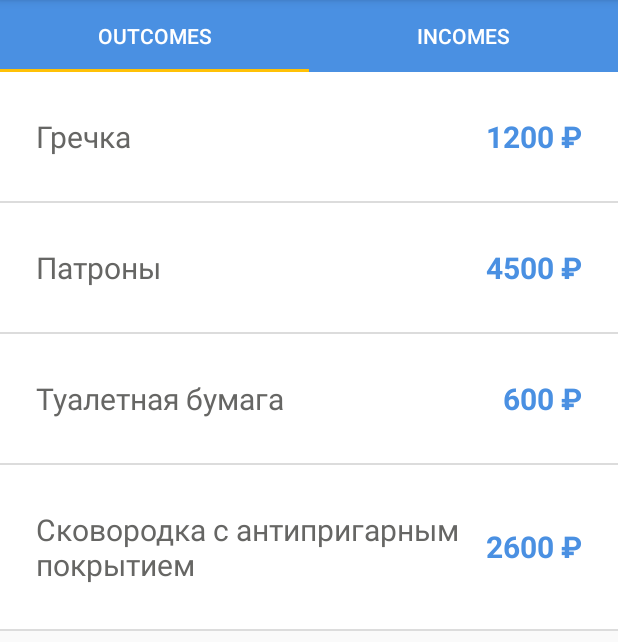
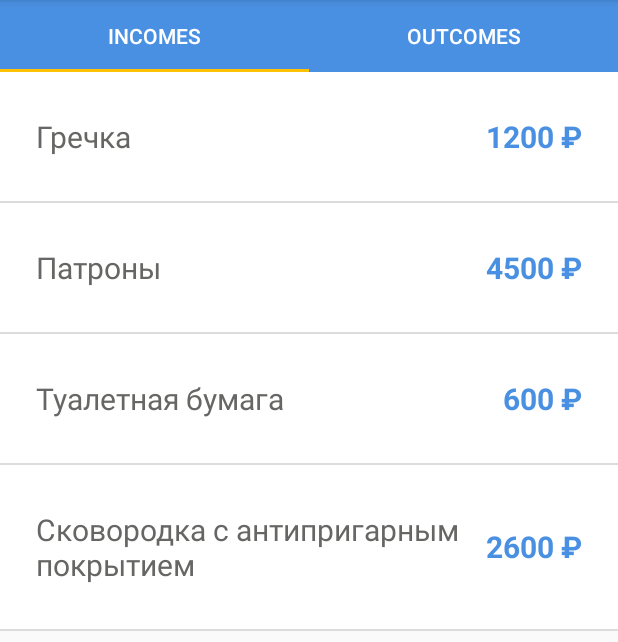
Before and after one commit to temofeyk/LoftMoney, an Android app: the screen it shows after launch (MainActivity), on a phone screen of 412 x 824 dp, the part 84-726 px from its top. Run offline under Robolectric (Android 15) with nearby library versions, the phone set to English and light mode, and no system bars.

```diff
--- a/app/build.gradle
+++ b/app/build.gradle
@@ -34,7 +34,7 @@ dependencies {
     implementation 'androidx.appcompat:appcompat:1.1.0'
     // material
     implementation 'com.google.android.material:material:1.1.0'
-    implementation 'androidx.constraintlayout:constraintlayout:1.1.3'
+
     implementation 'androidx.legacy:legacy-support-v4:1.0.0'
     testImplementation 'junit:junit:4.12'
     androidTestImplementation 'androidx.test.ext:junit:1.1.1'
--- a/app/src/main/java/com/temofey/k/android/loftmoney/activities/main/BudgetFragment.java
+++ b/app/src/main/java/com/temofey/k/android/loftmoney/activities/main/BudgetFragment.java
@@ -1,6 +1,5 @@
 package com.temofey.k.android.loftmoney.activities.main;
 
-import android.annotation.SuppressLint;
 import android.app.Activity;
 import android.content.Intent;
 import android.os.Bundle;
@@ -38,7 +37,7 @@ public class BudgetFragment extends Fragment {
     @Override
     public View onCreateView(@NonNull LayoutInflater inflater, @Nullable ViewGroup container, @Nullable Bundle savedInstanceState) {
 
-        @SuppressLint("InflateParams") View view = inflater.inflate(R.layout.fragment_budget, null);
+        View view = inflater.inflate(R.layout.fragment_budget, container);
 
         FloatingActionButton fabAddItem = view.findViewById(R.id.fabBudgetAddItem);
         fabAddItem.setOnClickListener(v -> startActivityForResult(new Intent(getActivity(), AddItemActivity.class), REQUEST_CODE));
@@ -51,12 +50,12 @@ public class BudgetFragment extends Fragment {
 
         adapter = new ItemsAdapter(position);
         List<Item> itemsList = new ArrayList<>();
-        if (position == MainActivity.BudgetPagerAdapter.PAGE_OUTCOMES) {
+        if (position == MainActivity.BudgetPagerStateAdapter.PAGE_OUTCOMES) {
             itemsList.add(new Item("Гречка", 1200, Item.getNewId()));
             itemsList.add(new Item("Патроны", 4500, Item.getNewId()));
             itemsList.add(new Item("Туалетная бумага", 600, Item.getNewId()));
             itemsList.add(new Item("Сковородка с антипригарным покрытием", 2600, Item.getNewId()));
-        } else if (position == MainActivity.BudgetPagerAdapter.PAGE_INCOMES) {
+        } else if (position == MainActivity.BudgetPagerStateAdapter.PAGE_INCOMES) {
             itemsList.add(new Item("Долг за алюминий", 15000, Item.getNewId()));
             itemsList.add(new Item("Аванс", 30000, Item.getNewId()));
         }
--- a/app/src/main/java/com/temofey/k/android/loftmoney/activities/main/ItemsAdapter.java
+++ b/app/src/main/java/com/temofey/k/android/loftmoney/activities/main/ItemsAdapter.java
@@ -28,7 +28,7 @@ public class ItemsAdapter extends RecyclerView.Adapter<ItemsAdapter.ItemViewHold
     @Override
     public ItemViewHolder onCreateViewHolder(@NonNull ViewGroup parent, int viewType) {
         View itemView = View.inflate(parent.getContext(), R.layout.item_view, null);
-        if (position == MainActivity.BudgetPagerAdapter.PAGE_INCOMES) {
+        if (position == MainActivity.BudgetPagerStateAdapter.PAGE_INCOMES) {
             TextView textView = itemView.findViewById(R.id.txtItemPrice);
             textView.setTextColor(ContextCompat.getColor(itemView.getContext(), R.color.apple_green));
         }
--- a/app/src/main/java/com/temofey/k/android/loftmoney/activities/main/MainActivity.java
+++ b/app/src/main/java/com/temofey/k/android/loftmoney/activities/main/MainActivity.java
@@ -5,14 +5,13 @@ import android.os.Bundle;
 import androidx.annotation.NonNull;
 import androidx.appcompat.app.AppCompatActivity;
 import androidx.fragment.app.Fragment;
-import androidx.fragment.app.FragmentManager;
-import androidx.fragment.app.FragmentPagerAdapter;
-import androidx.viewpager.widget.ViewPager;
+import androidx.fragment.app.FragmentActivity;
+import androidx.viewpager2.adapter.FragmentStateAdapter;
+import androidx.viewpager2.widget.ViewPager2;
 
 import com.google.android.material.tabs.TabLayout;
+import com.google.android.material.tabs.TabLayoutMediator;
 import com.temofey.k.android.loftmoney.R;
-
-import java.util.Objects;
 
 public class MainActivity extends AppCompatActivity {
 
@@ -22,33 +21,35 @@ public class MainActivity extends AppCompatActivity {
         setContentView(R.layout.activity_main);
 
         TabLayout tabLayout = findViewById(R.id.tabs);
+        ViewPager2 viewPager = findViewById(R.id.viewpager);
 
-        ViewPager viewPager = findViewById(R.id.viewpager);
-        viewPager.setAdapter(new BudgetPagerAdapter(getSupportFragmentManager(), FragmentPagerAdapter.BEHAVIOR_RESUME_ONLY_CURRENT_FRAGMENT));
-
-        tabLayout.setupWithViewPager(viewPager);
-        Objects.requireNonNull(tabLayout.getTabAt(0)).setText(R.string.outcomes);
-        Objects.requireNonNull(tabLayout.getTabAt(1)).setText(R.string.incomes);
-
+        BudgetPagerStateAdapter budgetPagerStateAdapter = new BudgetPagerStateAdapter(this);
+        viewPager.setAdapter(budgetPagerStateAdapter);
+        String[] pagesTitles = getResources().getStringArray(R.array.main_tabs);
+        new TabLayoutMediator(tabLayout, viewPager,
+                (tab, position) -> tab.setText(pagesTitles[position])
+        ).attach();
     }
 
-    static class BudgetPagerAdapter extends FragmentPagerAdapter {
+    class BudgetPagerStateAdapter extends FragmentStateAdapter {
         final static int PAGE_OUTCOMES = 0;
         final static int PAGE_INCOMES = 1;
 
-        BudgetPagerAdapter(@NonNull final FragmentManager fm, final int behavior) {
-            super(fm, behavior);
+        private final static int NUM_PAGES = 2;
+
+        BudgetPagerStateAdapter(@NonNull FragmentActivity fragmentActivity) {
+            super(fragmentActivity);
         }
 
         @NonNull
         @Override
-        public Fragment getItem(final int position) {
+        public Fragment createFragment(int position) {
             return new BudgetFragment(position);
         }
 
         @Override
-        public int getCount() {
-            return 2;
+        public int getItemCount() {
+            return NUM_PAGES;
         }
     }
 }
--- a/app/src/main/res/layout/activity_main.xml
+++ b/app/src/main/res/layout/activity_main.xml
@@ -14,9 +14,9 @@
         android:background="@color/dark_sky_blue"
         app:tabTextColor="@android:color/white" />
 
-    <androidx.viewpager.widget.ViewPager
+    <androidx.viewpager2.widget.ViewPager2
         android:id="@+id/viewpager"
         android:layout_width="match_parent"
-        android:layout_height="wrap_content" />
-
+        android:layout_height="0dp"
+        android:layout_weight="1" />
 </LinearLayout>
--- a/app/src/main/res/values/strings.xml
+++ b/app/src/main/res/values/strings.xml
@@ -11,4 +11,10 @@
     <!--    Main activity-->
     <string name="outcomes">Outcomes</string>
     <string name="incomes">Incomes</string>
+
+    <string-array name="main_tabs">
+        <item>@string/incomes</item>
+        <item>@string/outcomes</item>
+    </string-array>
+
 </resources>
```
